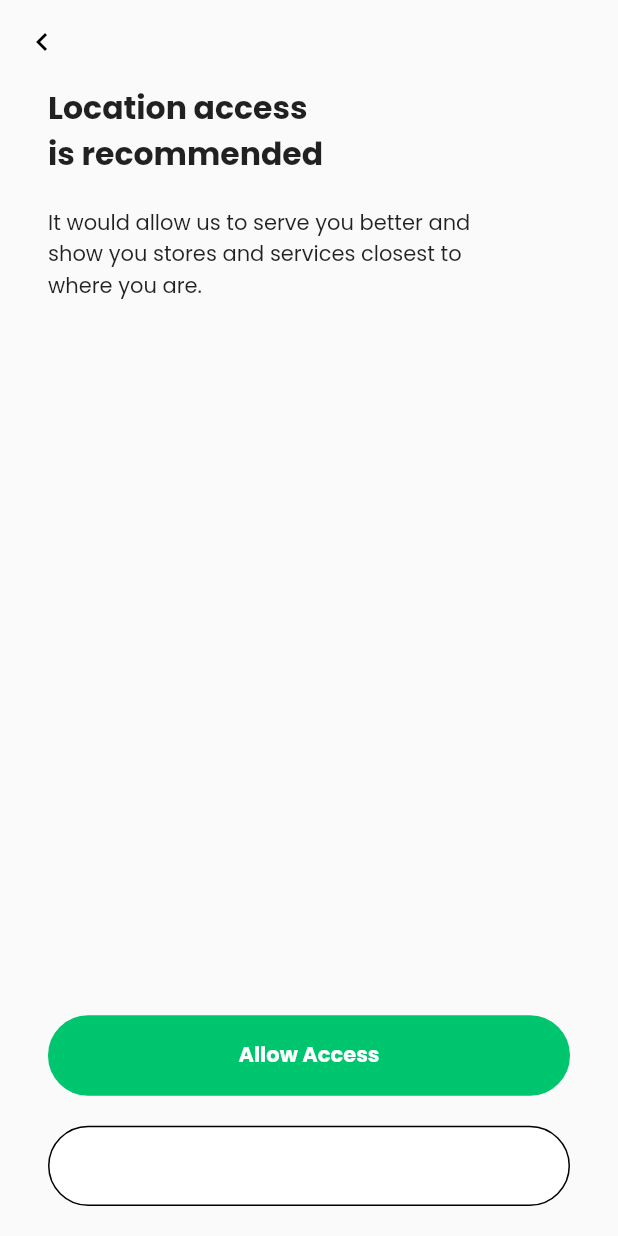
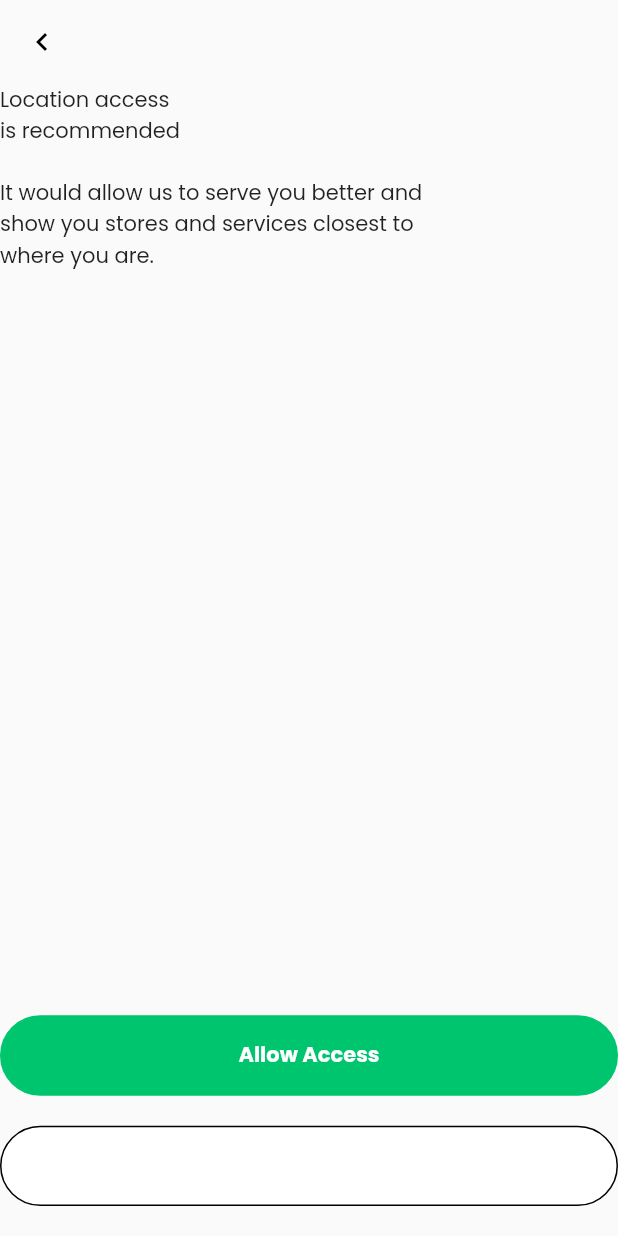
Before and after one commit to getsapp2021/customer-client-app, a Flutter app: the AccessLocationPermissionPage screen opened directly, on a phone screen of 412 x 824 dp. Run offline on Flutter 3.47's test engine with Material 2 defaults, Android fonts, the light colour scheme and no system bars; our stand-ins replace auto_route, cloud_firestore, firebase_auth, firebase_core, firebase_storage, get_it and 5 more; missing offline and left inert: geocoder; accounts and stored records are empty.

Commit message:
Removed Velocity x

```diff
--- a/lib/src/ui/views/pages/auth/access_location_permission_page.dart
+++ b/lib/src/ui/views/pages/auth/access_location_permission_page.dart
@@ -4,7 +4,6 @@ import 'package:customer/src/ui/views/widgets/g_rounded_button.dart';
 import 'package:flutter/material.dart';
 import 'package:stacked/stacked.dart';
 import 'package:customer/src/app/router.gr.dart';
-import 'package:velocity_x/velocity_x.dart';
 
 class AccessLocationPermissionPage extends StatefulWidget {
   @override
@@ -25,16 +24,15 @@ class _AccessLocationPermissionPageState
                 elevation: 0,
               ),
               body: Container(
-                width: context.mq.size.width,
-                height: context.mq.size.height,
+                width: MediaQuery.of(context).size.width,
+                height: MediaQuery.of(context).size.height,
                 child: Column(
                   crossAxisAlignment: CrossAxisAlignment.start,
                   children: [
-                    "Location access \nis recommended".text.xl2.bold.make(),
+                    Text("Location access \nis recommended"),
                     SizedBox(height: 20),
-                    "It would allow us to serve you better and \nshow you stores and services closest to \nwhere you are."
-                        .text
-                        .make(),
+                    Text(
+                        "It would allow us to serve you better and \nshow you stores and services closest to \nwhere you are."),
                     Expanded(
                       child: Align(
                         alignment: Alignment.bottomCenter,
@@ -57,7 +55,7 @@ class _AccessLocationPermissionPageState
                     ),
                     SizedBox(height: 20),
                   ],
-                ).px32(),
+                ),
               ),
             ));
   }
--- a/lib/src/ui/views/pages/auth/search_location_page.dart
+++ b/lib/src/ui/views/pages/auth/search_location_page.dart
@@ -4,7 +4,6 @@ import 'package:customer/src/ui/views/pages/auth/search_location_viewmodel.dart'
 import 'package:customer/src/ui/views/widgets/g_rounded_textfield.dart';
 import 'package:flutter/material.dart';
 import 'package:stacked/stacked.dart';
-import 'package:velocity_x/velocity_x.dart';
 
 class SearchLocationPage extends StatefulWidget {
   @override
@@ -34,7 +33,7 @@ class _SearchLocationPageState extends State<SearchLocationPage> {
               Icons.keyboard_arrow_left,
               color: ThemeColors.white,
             ),
-            title: "Search Location".text.color(ThemeColors.white).make(),
+            title: Text("Search Location"),
             backgroundColor: ThemeColors.primary,
             flexibleSpace: Flex(direction: Axis.horizontal, children: [
               Align(
--- a/pubspec.yaml
+++ b/pubspec.yaml
@@ -15,7 +15,6 @@ dependencies:
   # UI helpers
   cupertino_icons: ^1.0.0
   uuid: ^2.2.1
-  velocity_x: ^1.4.1
 
   # Firebase
   firebase_core: ^0.7.0
```
Also changed, not shown: lib/src/ui/views/pages/auth/search_location_result_detail_page.dart (+7 -12 lines), pubspec.lock.
